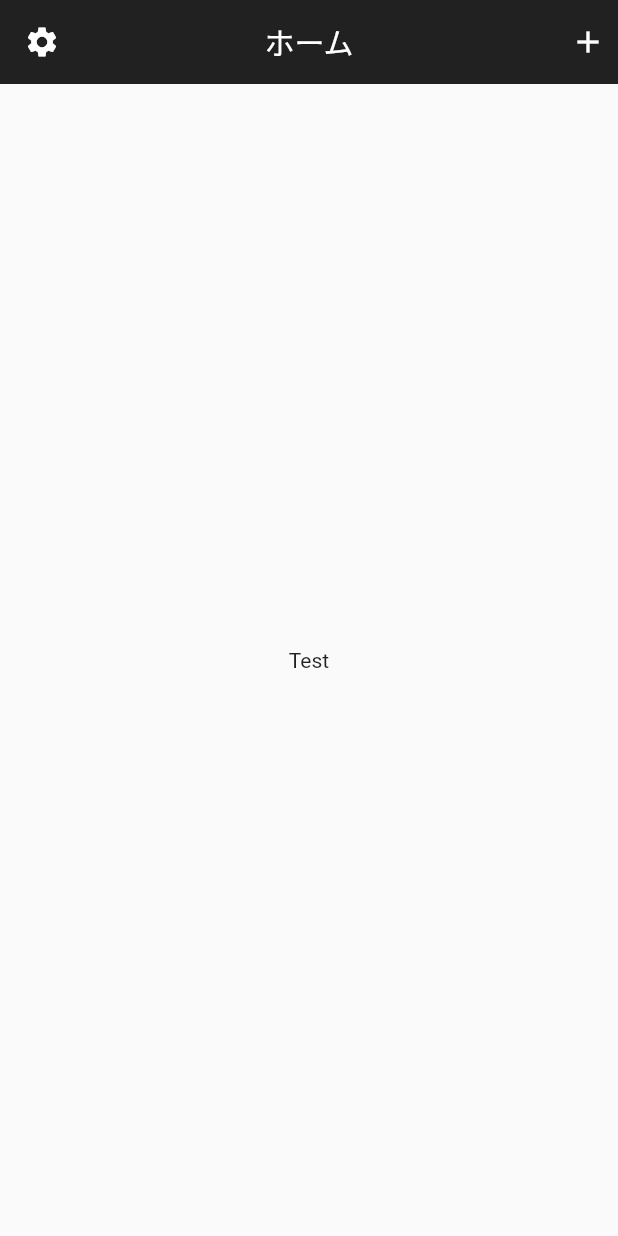
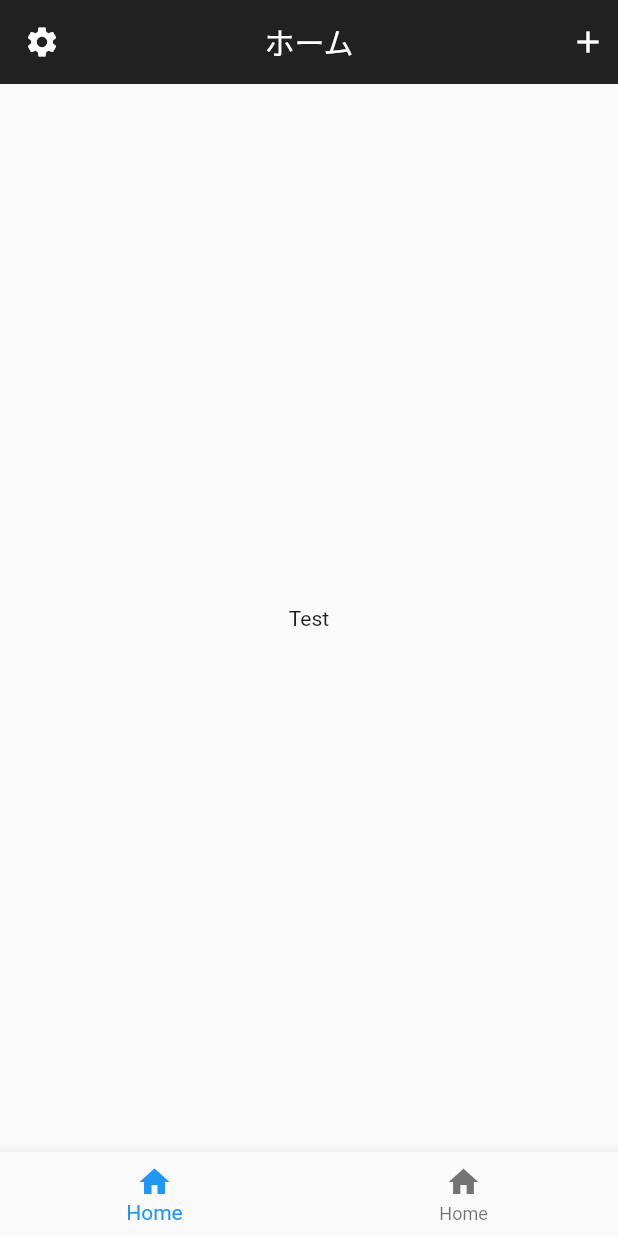
Before and after one commit to HMasataka/flutter_new, a Flutter app: the screen it shows after launch, on a phone screen of 412 x 824 dp. Run offline on Flutter 3.47's test engine with Material 2 defaults, Android fonts, the phone set to English and light mode, and no system bars.

Commit message:
Feat add footer

```diff
--- a/lib/main.dart
+++ b/lib/main.dart
@@ -13,6 +13,18 @@ class App extends StatelessWidget {
       home: Scaffold(
         appBar: Header(),
         body: Center(child: Text("Test")),
+        bottomNavigationBar: BottomNavigationBar(
+          items: const [
+            BottomNavigationBarItem(
+              icon: Icon(Icons.home),
+              label: 'Home',
+            ),
+            BottomNavigationBarItem(
+              icon: Icon(Icons.home),
+              label: 'Home',
+            ),
+          ],
+        ),
       ),
     );
   }
```
